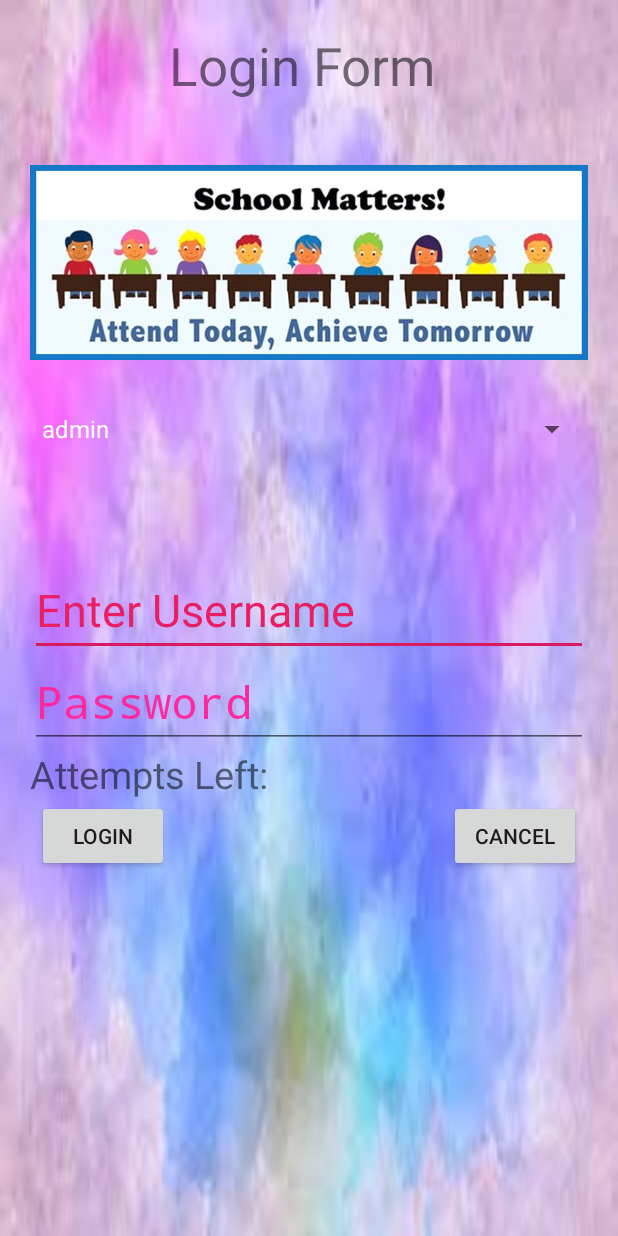
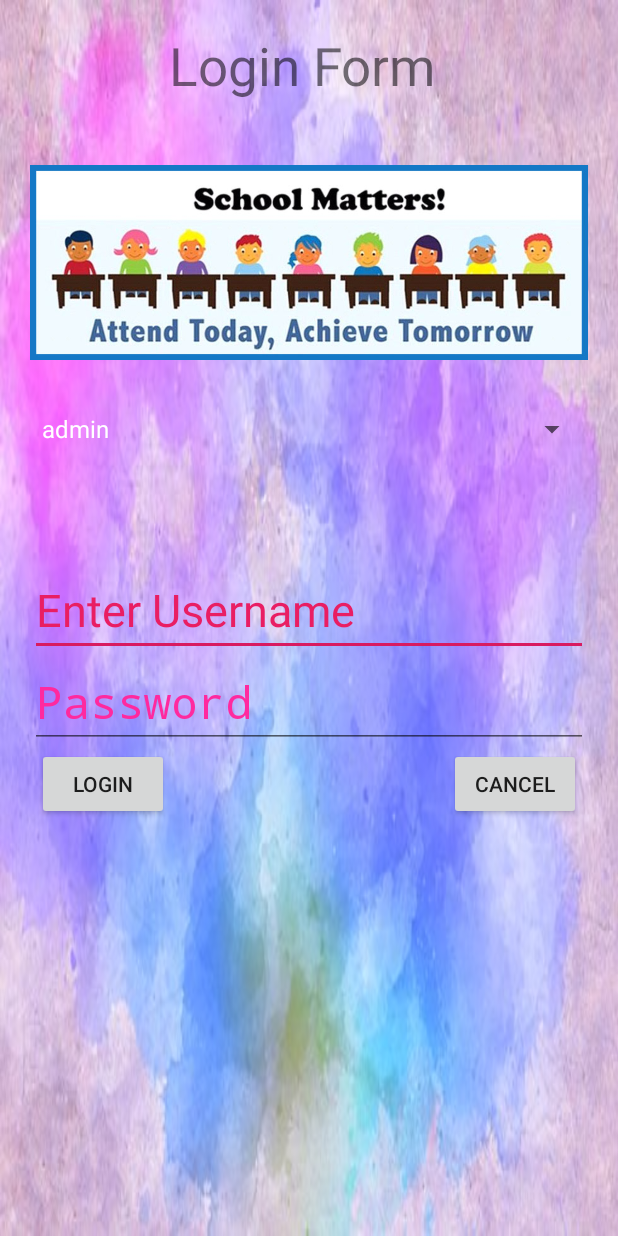
Before and after one commit to bishwa53/finalAndroid, an Android app: the screen it shows after launch (LoginActivity), on a phone screen of 412 x 824 dp. Run offline under Robolectric (Android 15) with nearby library versions, the phone set to English and light mode, and no system bars.

Commit message:
Fixes fixed

```diff
--- a/app/src/main/java/com/example/asmntclass/LoginActivity.java
+++ b/app/src/main/java/com/example/asmntclass/LoginActivity.java
@@ -39,9 +39,7 @@ public class LoginActivity extends Activity  {
         btnCancel = (Button)findViewById(R.id.btnCancel);
         etUsername = (EditText)findViewById(R.id.etUsername);
         etPassword = (EditText)findViewById(R.id.etPassword);
-        tvCount = (TextView)findViewById(R.id.tvCount);
         spinnerloginas=(Spinner)findViewById(R.id.spinnerloginas);
-        tvCount.setVisibility(View.GONE);
 
         spinnerloginas.setOnItemSelectedListener(new AdapterView.OnItemSelectedListener() {
             @Override
@@ -111,13 +109,13 @@ public class LoginActivity extends Activity  {
                     }
 
 
-                     if(teacher!= null)
-                    {
-                        Intent intent = new Intent(LoginActivity.this, TeacherActivity.class);
-                        Toast.makeText(getApplicationContext(), "Login Successfull", Toast.LENGTH_SHORT).show();
-                    }
-                    else
-                        Toast.makeText(getApplicationContext(), "Login Failed", Toast.LENGTH_SHORT).show();
+//                     if(teacher!= null)
+//                    {
+//                        Intent intent = new Intent(LoginActivity.this, TeacherActivity.class);
+//                        Toast.makeText(getApplicationContext(), "Login Successfull", Toast.LENGTH_SHORT).show();
+//                    }
+//                    else
+//                        Toast.makeText(getApplicationContext(), "Login Failed", Toast.LENGTH_SHORT).show();
 
 
 
@@ -125,14 +123,6 @@ public class LoginActivity extends Activity  {
 
             }
         });
-
-        tvCount.setVisibility(View.VISIBLE);
-        counter--;
-        tvCount.setText(Integer.toString(counter));
-
-        if (counter == 0) {
-            btnLogin.setEnabled(false);
-        }
 
         btnCancel.setOnClickListener(new View.OnClickListener() {
             @Override
--- a/app/src/main/res/layout/activity_add_attendance.xml
+++ b/app/src/main/res/layout/activity_add_attendance.xml
@@ -7,6 +7,7 @@
     android:layout_height="match_parent"
     android:orientation="vertical"
     android:layout_gravity="center"
+    android:background="@drawable/download"
     tools:context=".AddAttendanceActivity">
 
     <android.support.v7.widget.RecyclerView
--- a/app/src/main/res/layout/activity_add_student.xml
+++ b/app/src/main/res/layout/activity_add_student.xml
@@ -5,6 +5,7 @@
     android:layout_width="match_parent"
     android:layout_height="match_parent"
     android:orientation="vertical"
+    android:background="@drawable/download"
     tools:context=".AddStudentActivity">
 
     <ListView
--- a/app/src/main/res/layout/activity_dashboard.xml
+++ b/app/src/main/res/layout/activity_dashboard.xml
@@ -20,6 +20,7 @@
         <LinearLayout
             android:layout_width="match_parent"
             android:layout_height="match_parent"
+            android:gravity="center"
             android:orientation="vertical">
 
             <RelativeLayout
@@ -190,7 +191,6 @@
                 </android.support.v7.widget.CardView>
 
 
-
             </GridLayout>
 
             <Button
--- a/app/src/main/res/layout/activity_login.xml
+++ b/app/src/main/res/layout/activity_login.xml
@@ -4,6 +4,7 @@
     android:layout_height = "match_parent" android:paddingLeft= "20dp"
     android:paddingRight = "20dp"
     android:paddingTop = "20dp"
+    android:layout_gravity="center"
     android:background="@drawable/download"
     android:paddingBottom = "20dp" tools:context = ".MainActivity">
 
@@ -72,40 +73,11 @@
                 android:textColorHint="#ffff299f"
                 android:textSize="30dp" />
 
-            <TextView
-                android:id="@+id/tvLeft"
-                android:layout_width="wrap_content"
-                android:layout_height="wrap_content"
-                android:layout_below="@+id/etPassword"
-                android:layout_alignParentStart="true"
-                android:layout_alignParentLeft="true"
-                android:text="Attempts Left:"
-                android:textSize="25dp" />
-
-            <TextView
-                android:id="@+id/tvCount"
-                android:layout_width="wrap_content"
-                android:layout_height="wrap_content"
-                android:layout_alignTop="@+id/tvLeft"
-                android:layout_alignBottom="@+id/tvLeft"
-                android:layout_alignParentEnd="true"
-                android:layout_alignParentRight="true"
-                android:layout_marginStart="0dp"
-                android:layout_marginLeft="0dp"
-                android:layout_marginTop="22dp"
-                android:layout_marginEnd="19dp"
-                android:layout_marginRight="19dp"
-                android:layout_marginBottom="6dp"
-                android:layout_toEndOf="@+id/textview"
-                android:layout_toRightOf="@+id/textview"
-                android:textSize="25dp" />
-
-
             <Button
                 android:id="@+id/btnLogin"
                 android:layout_width="wrap_content"
                 android:layout_height="wrap_content"
-                android:layout_below="@+id/tvLeft"
+                android:layout_below="@+id/etPassword"
                 android:layout_alignParentBottom="true"
                 android:layout_toStartOf="@+id/textview"
                 android:layout_toLeftOf="@+id/textview"
@@ -113,7 +85,7 @@
 
             <Button
                 android:id="@+id/btnCancel"
-                android:layout_below="@+id/tvCount"
+                android:layout_below="@+id/etPassword"
                 android:layout_width="wrap_content"
                 android:layout_height="wrap_content"
                 android:layout_alignParentBottom="true"
--- a/app/src/main/res/layout/activity_main.xml
+++ b/app/src/main/res/layout/activity_main.xml
@@ -1,6 +1,7 @@
 <?xml version="1.0" encoding="utf-8"?>
 <android.support.constraint.ConstraintLayout
     xmlns:android="http://schemas.android.com/apk/res/android" android:layout_width="match_parent"
-    android:layout_height="match_parent">
+    android:layout_height="match_parent"
+    android:background="@drawable/download">
 
 </android.support.constraint.ConstraintLayout>
--- a/app/src/main/res/layout/activity_teacher.xml
+++ b/app/src/main/res/layout/activity_teacher.xml
@@ -5,6 +5,7 @@
     android:layout_width="match_parent"
     android:layout_height="match_parent"
     android:layout_gravity="center"
+    android:background="@drawable/download"
     tools:context=".TeacherActivity">
 
     <Button
--- a/app/src/main/res/layout/activity_view_attendance.xml
+++ b/app/src/main/res/layout/activity_view_attendance.xml
@@ -5,6 +5,7 @@
     android:layout_width="match_parent"
     android:layout_height="match_parent"
     android:orientation="vertical"
+    android:background="@drawable/download"
     tools:context=".ViewAttendanceActivity">
 
     <android.support.v7.widget.RecyclerView
--- a/app/src/main/res/layout/activity_view_detail_of_student.xml
+++ b/app/src/main/res/layout/activity_view_detail_of_student.xml
@@ -4,6 +4,7 @@
     xmlns:tools="http://schemas.android.com/tools"
     android:layout_width="match_parent"
     android:layout_height="match_parent"
+    android:background="@drawable/download"
     tools:context=".ViewDetailOfStudent">
 
     <android.support.v7.widget.RecyclerView
--- a/app/src/main/res/layout/activity_view_detail_of_teacher.xml
+++ b/app/src/main/res/layout/activity_view_detail_of_teacher.xml
@@ -4,6 +4,7 @@
     xmlns:tools="http://schemas.android.com/tools"
     android:layout_width="match_parent"
     android:layout_height="match_parent"
+    android:background="@drawable/download"
     tools:context=".ViewDetailOfTeacherActivity">
 
     <android.support.v7.widget.RecyclerView
--- a/app/src/main/res/layout/attendance_content.xml
+++ b/app/src/main/res/layout/attendance_content.xml
@@ -4,10 +4,6 @@
     android:layout_height="match_parent">
 
 
-    private int id;
-    private String status;
-    private String attDate;
-    private int studentId;
 
     <android.support.v7.widget.CardView
         android:layout_width="match_parent"
```
Also changed, not shown: app/src/main/res/layout/activity_register.xml (+17 -10 lines), app/src/main/res/layout/activity_register_teacher.xml (+16 -10 lines), app/src/main/res/drawable/download.jpg. Lines whose indentation alone changed are shown as unchanged.
